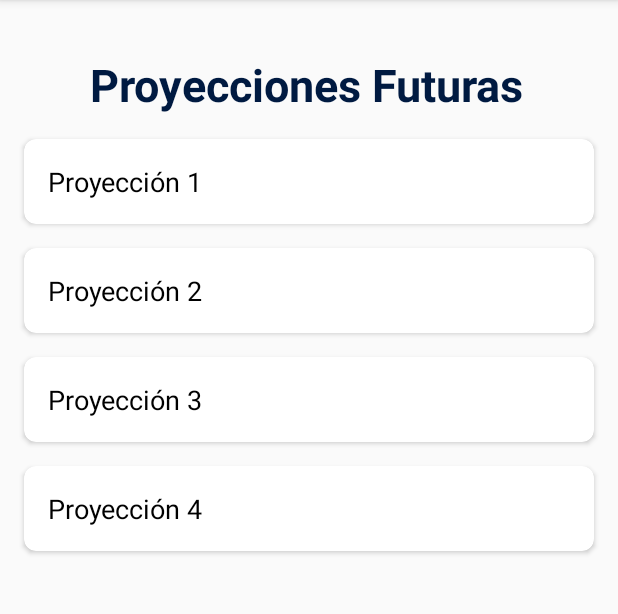
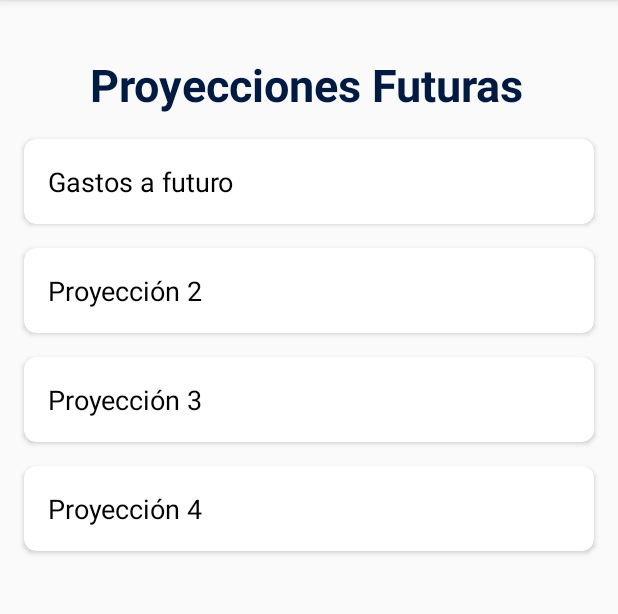
Before and after one commit to JmanCentral/Finazapp, an Android app built with Jetpack Compose: the fragment FragmentProyecciones shown on its own in the app's theme, on a phone screen of 412 x 824 dp, the part 84-698 px from its top. Run offline under Robolectric (Android 15) with nearby library versions, the phone set to English and light mode, and no system bars; our stand-ins replace Room's generated code.

Commit message:
Posible idea de proyecciones

```diff
--- a/app/src/main/java/com/practica/finazapp/DAOS/DAO.kt
+++ b/app/src/main/java/com/practica/finazapp/DAOS/DAO.kt
@@ -91,6 +91,8 @@ interface IngresoDao {
 
 @Dao
 interface GastoDao {
+
+
     @Query("SELECT * FROM Gasto")
     fun getAll(): LiveData<List<Gasto>>
 
--- a/app/src/main/java/com/practica/finazapp/Vista/FragmentProyecciones.kt
+++ b/app/src/main/java/com/practica/finazapp/Vista/FragmentProyecciones.kt
@@ -4,7 +4,11 @@ import android.os.Bundle
 import android.view.LayoutInflater
 import android.view.View
 import android.view.ViewGroup
+import android.widget.TextView
+import androidx.cardview.widget.CardView
 import androidx.fragment.app.Fragment
+import androidx.lifecycle.ViewModelProvider
+import com.practica.finazapp.R
 import com.practica.finazapp.ViewModel.AlertaViewModel
 import com.practica.finazapp.ViewModel.GastosViewModel
 import com.practica.finazapp.ViewModel.IngresoViewModel
@@ -40,5 +44,19 @@ class FragmentProyecciones : Fragment() {
         return binding.root
     }
 
+    override fun onViewCreated(view: View, savedInstanceState: Bundle?) {
 
+        super.onViewCreated(view, savedInstanceState)
+        gastosViewModel = ViewModelProvider(this)[GastosViewModel::class.java]
+        sharedViewModel = ViewModelProvider(requireActivity())[SharedViewModel::class.java]
+
+        sharedViewModel.idUsuario.observe(viewLifecycleOwner) { usuarioId ->
+            this.usuarioId = usuarioId
+            calcularYMostrarPrediccion()
+        }
+    }
+
+    private fun calcularYMostrarPrediccion() {
+
+    }
 }
--- a/app/src/main/res/layout/fragment_proyecciones.xml
+++ b/app/src/main/res/layout/fragment_proyecciones.xml
@@ -30,10 +30,11 @@
         app:layout_constraintEnd_toEndOf="parent">
 
         <TextView
+            android:id="@+id/Proyeccion1"
             android:layout_width="wrap_content"
             android:layout_height="wrap_content"
             android:padding="16dp"
-            android:text="Proyección 1"
+            android:text="Gastos a futuro"
             android:textSize="18sp"
             android:textColor="@android:color/black" />
     </androidx.cardview.widget.CardView>
@@ -49,6 +50,7 @@
         app:layout_constraintEnd_toEndOf="parent">
 
         <TextView
+            android:id="@+id/Proyeccion2"
             android:layout_width="wrap_content"
             android:layout_height="wrap_content"
             android:padding="16dp"
```
